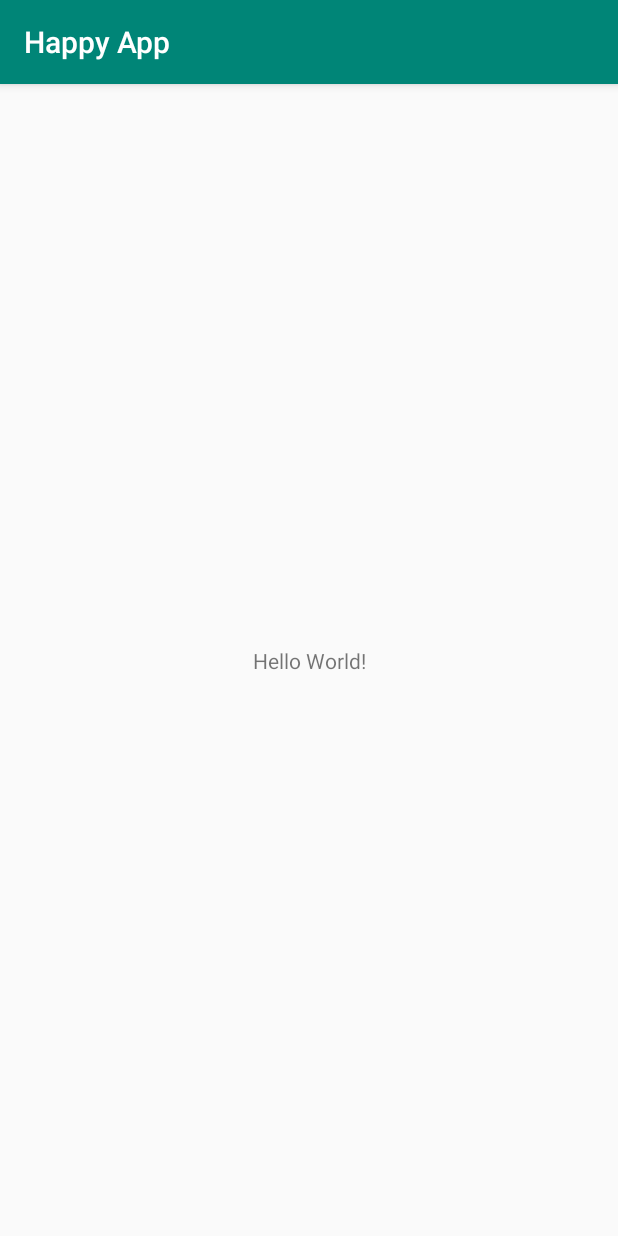
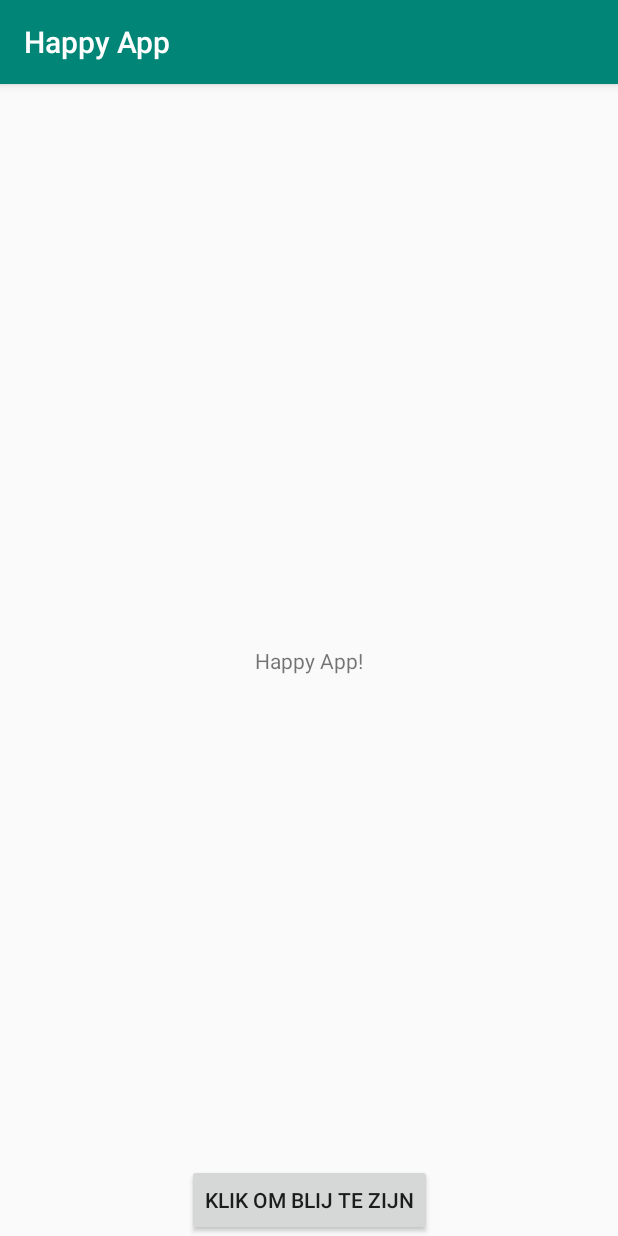
Before and after one commit to valc0005/happyAppTest, an Android app: the screen it shows after launch (MainActivity), on a phone screen of 412 x 824 dp. Run offline under Robolectric (Android 15) with nearby library versions, the phone set to English and light mode, and no system bars.

Commit message:
added button and pop-up

```diff
--- a/app/src/main/java/happyapp/main/MainActivity.java
+++ b/app/src/main/java/happyapp/main/MainActivity.java
@@ -1,5 +1,9 @@
 package happyapp.main;
 
+import android.util.Log;
+import android.view.View;
+import android.widget.Button;
+import android.widget.Toast;
 import androidx.appcompat.app.AppCompatActivity;
 import android.os.Bundle;
 
@@ -9,5 +13,17 @@ public class MainActivity extends AppCompatActivity {
     protected void onCreate(Bundle savedInstanceState) {
         super.onCreate(savedInstanceState);
         setContentView(R.layout.activity_main);
+
+        // get the button
+        Button btn = (Button) findViewById(R.id.btnMakeMeHappy);
+        // ... see what happens when the users clicks
+        btn.setOnClickListener(new View.OnClickListener() {
+            @Override
+            public void onClick(View view) {
+                Log.i("my happy app", "the button work [log message] - happy app");
+                Toast.makeText(getApplicationContext(), "Blij!!!!!!!!", Toast.LENGTH_SHORT)
+                        .show();
+            }
+        });
     }
 }
--- a/app/src/main/res/layout/activity_main.xml
+++ b/app/src/main/res/layout/activity_main.xml
@@ -10,10 +10,20 @@
     <TextView
             android:layout_width="wrap_content"
             android:layout_height="wrap_content"
-            android:text="Hello World!"
+            android:text="Happy App!"
             app:layout_constraintBottom_toBottomOf="parent"
             app:layout_constraintLeft_toLeftOf="parent"
             app:layout_constraintRight_toRightOf="parent"
             app:layout_constraintTop_toTopOf="parent"/>
+    <Button
+            android:text="Klik om blij te zijn"
+            android:layout_width="wrap_content"
+            android:layout_height="wrap_content"
+            android:id="@+id/btnMakeMeHappy"
+            tools:layout_editor_absoluteY="422dp"
+            app:layout_constraintStart_toStartOf="parent"
+            app:layout_constraintHorizontal_bias="0.5"
+            app:layout_constraintEnd_toEndOf="parent"
+            app:layout_constraintBottom_toBottomOf="parent"/>
 
 </androidx.constraintlayout.widget.ConstraintLayout>
```
